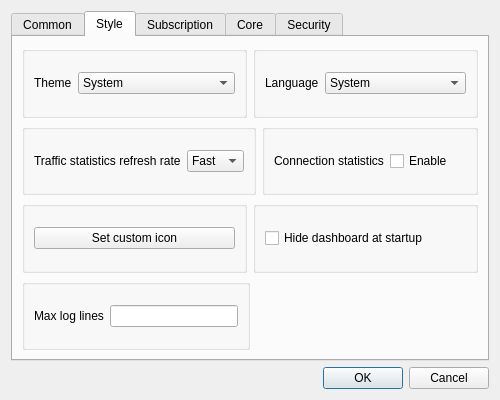
The window that ui/dialog_basic_settings.ui (MatsuriDayo/nekoray) describes before a commit, drawn with Qt 5.
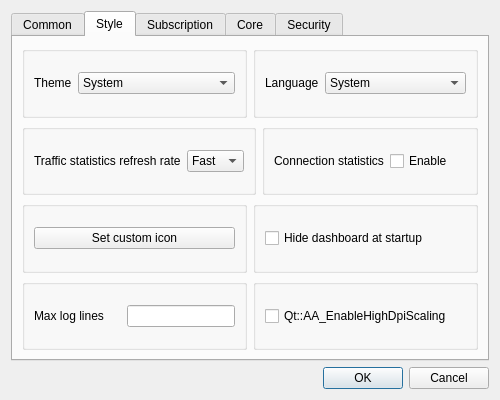
The same window after the commit. The open tabs and pages were chosen to show the change. Custom widgets are drawn as their Qt base class.

```diff
--- a/ui/dialog_basic_settings.ui
+++ b/ui/dialog_basic_settings.ui
@@ -443,7 +443,7 @@
         </layout>
        </item>
        <item row="5" column="0">
-        <layout class="QHBoxLayout" name="horizontalLayout_24" stretch="1,1">
+        <layout class="QHBoxLayout" name="horizontalLayout_24">
          <item>
           <widget class="QGroupBox" name="groupBox_2">
            <layout class="QHBoxLayout" name="horizontalLayout_23">
@@ -455,23 +455,33 @@
              </widget>
             </item>
             <item>
-             <widget class="QLineEdit" name="max_log_line"/>
+             <widget class="QLineEdit" name="max_log_line">
+              <property name="sizePolicy">
+               <sizepolicy hsizetype="Preferred" vsizetype="Fixed">
+                <horstretch>0</horstretch>
+                <verstretch>0</verstretch>
+               </sizepolicy>
+              </property>
+             </widget>
             </item>
            </layout>
           </widget>
          </item>
          <item>
-          <spacer name="horizontalSpacer">
-           <property name="orientation">
-            <enum>Qt::Horizontal</enum>
-           </property>
-           <property name="sizeHint" stdset="0">
-            <size>
-             <width>0</width>
-             <height>0</height>
-            </size>
-           </property>
-          </spacer>
+          <widget class="QGroupBox" name="groupBox_3">
+           <layout class="QHBoxLayout" name="horizontalLayout_25">
+            <item>
+             <widget class="QCheckBox" name="AA_EnableHighDpiScaling">
+              <property name="toolTip">
+               <string>Maybe useful for HiDPI screens.</string>
+              </property>
+              <property name="text">
+               <string notr="true">Qt::AA_EnableHighDpiScaling</string>
+              </property>
+             </widget>
+            </item>
+           </layout>
+          </widget>
          </item>
         </layout>
        </item>
```
